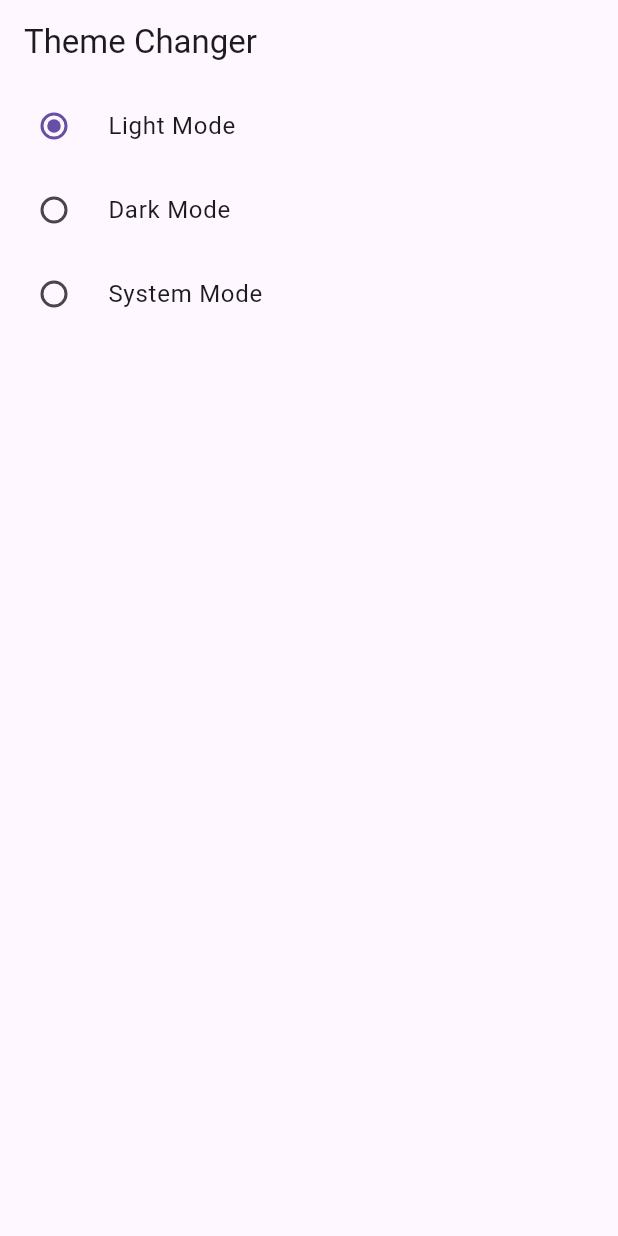
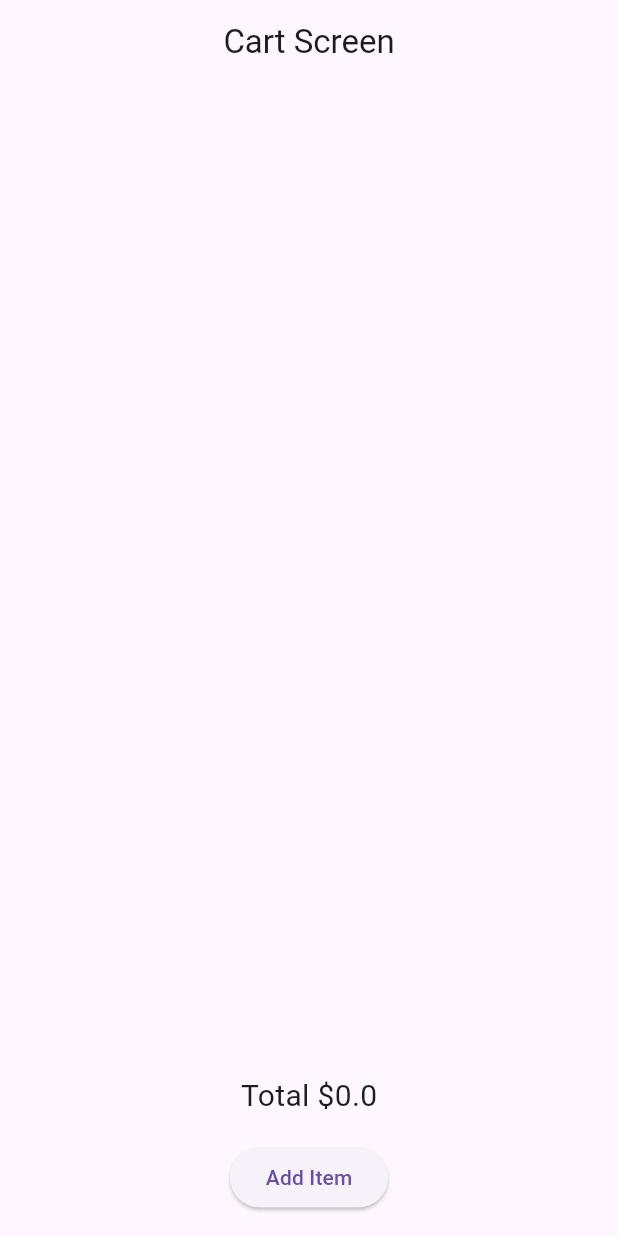
Before and after one commit to MuhammadHamza5261/provider_tutorial, a Flutter app: the screen it shows after launch, on a phone screen of 412 x 824 dp. Run offline on Flutter 3.47's test engine with Material 3 defaults, Android fonts, the phone set to English and light mode, and no system bars.

Commit message:
add directories

```diff
--- a/lib/main.dart
+++ b/lib/main.dart
@@ -1,12 +1,12 @@
 import 'package:flutter/material.dart';
+import 'package:flutter_provider/provider/cart_provider.dart';
 import 'package:flutter_provider/provider/count_provider.dart';
 import 'package:flutter_provider/provider/favourite_provider.dart';
 import 'package:flutter_provider/provider/slider_provider.dart';
 import 'package:flutter_provider/provider/theme_changer_provider.dart';
-import 'package:flutter_provider/screens/count_screen.dart';
+import 'package:flutter_provider/screens/cart_screen/cart_screen.dart';
 import 'package:flutter_provider/screens/favourite/favourite_screen.dart';
-import 'package:flutter_provider/screens/slider_screen.dart';
-import 'package:flutter_provider/screens/theme/dark_theme.dart';
+import 'package:flutter_provider/screens/slider/slider_screen.dart';
 import 'package:provider/provider.dart';
 
 
@@ -20,14 +20,13 @@ class MyApp extends StatelessWidget {
   @override
   Widget build(BuildContext context) {
 
-
     return MultiProvider(
       providers: [
         ChangeNotifierProvider(create: (_) => CounterProvider()),
         ChangeNotifierProvider(create: (_) => SliderProvider()),
         ChangeNotifierProvider(create: (_) => FavouriteProvider()),
         ChangeNotifierProvider(create: (_) => ThemeChangerProvider()),
-
+        ChangeNotifierProvider(create: (_) => CartProvider()),
       ],
 
          child:  Builder(
@@ -38,14 +37,14 @@ class MyApp extends StatelessWidget {
                  themeMode: themeChanger.themeMode,
                  // for use primary
                  theme: ThemeData(
-                   brightness: Brightness.light ,
+                   brightness: Brightness.light,
                      primarySwatch: Colors.blue,
                  ),
                  darkTheme: ThemeData(
                    brightness: Brightness.dark,
                    primarySwatch: Colors.purple
                  ),
-                 home: DarkTheme(),
+                 home: const CartScreen(),
                );
              }
          )
--- /dev/null
+++ b/lib/provider/cart_provider.dart
@@ -0,0 +1,38 @@
+import 'package:flutter/foundation.dart';
+
+
+class CartProvider with ChangeNotifier{
+
+  final List<String> _selectedItems = [];
+  double _totalPrice = 0.0;
+
+
+  List<String> get selectedItems => _selectedItems;
+  double get totalPrice => _totalPrice;
+
+
+  void addItem(String items, double price){
+
+     _selectedItems.add(items);
+     _totalPrice += price;
+     notifyListeners();
+
+  }
+
+  void removeItem(String items, double price){
+
+    _selectedItems.remove(items);
+    _totalPrice -= price;
+    notifyListeners();
+
+  }
+
+
+
+
+
+
+
+
+
+}
--- a/lib/provider/count_provider.dart
+++ b/lib/provider/count_provider.dart
@@ -3,6 +3,7 @@ import 'package:flutter/foundation.dart';
 /*
 change notifier as a a setstate work karta ha or iska context global hota ha
  */
+
 class CounterProvider with ChangeNotifier{
 
   int _count = 0;
@@ -14,6 +15,4 @@ class CounterProvider with ChangeNotifier{
   }
 
 
-
-
 }
--- a/lib/provider/theme_changer_provider.dart
+++ b/lib/provider/theme_changer_provider.dart
@@ -12,6 +12,4 @@ class ThemeChangerProvider  with ChangeNotifier{
      notifyListeners();
   }
 
-
-
 }
--- /dev/null
+++ b/lib/screens/cart_screen/cart_screen.dart
@@ -0,0 +1,75 @@
+import 'package:flutter/material.dart';
+import 'package:flutter_provider/provider/cart_provider.dart';
+import 'package:provider/provider.dart';
+
+
+class CartScreen extends StatefulWidget {
+  const CartScreen({super.key});
+
+  @override
+  State<CartScreen> createState() => _CartScreenState();
+}
+
+class _CartScreenState extends State<CartScreen> {
+  @override
+  Widget build(BuildContext context) {
+
+    var width = MediaQuery.of(context).size.width;
+    var height = MediaQuery.of(context).size.height;
+
+
+    return Scaffold(
+      appBar: AppBar(
+        centerTitle: true,
+        title: const Text('Cart Screen'),
+      ),
+      body: Padding(
+        padding: const EdgeInsets.symmetric(horizontal: 20,vertical: 15),
+        child: Consumer<CartProvider>(
+          builder: (context,value,child) {
+            return Column(
+              children: [
+                Expanded(
+                  child: ListView.builder(
+                    itemCount: value.selectedItems.length,
+                      itemBuilder: (context,index){
+                        return ListTile(
+                           title: Text(value.selectedItems[index]),
+                             trailing: IconButton(
+                             onPressed: (){
+                               value.removeItem(value.selectedItems[index], 10.0);
+
+                  },
+                             icon: Icon(Icons.remove_circle)
+                        ),
+                        );
+
+                  }
+                  ),
+                ),
+                Padding(
+                    padding: EdgeInsets.all(16.0),
+                  child: Text('Total \$${value.totalPrice}',
+                    style: const TextStyle(
+                        fontSize: 20
+                    ),
+                  ),
+                ),
+                ElevatedButton(
+                    onPressed: (){
+                      value.addItem("Product ${value.selectedItems.length}", 10.0);
+                    },
+                    child: Text('Add Item')
+                )
+              ],
+            );
+
+          },
+
+
+
+        )
+      ),
+    );
+  }
+}
--- a/lib/screens/count/count_screen.dart
+++ b/lib/screens/count/count_screen.dart
@@ -31,7 +31,8 @@ class _CountScreenState extends State<CountScreen> {
       appBar: AppBar(
         centerTitle: true,
         backgroundColor: Colors.green,
-        title: const Text('Count',style: TextStyle(
+        title: const Text('Count',
+          style: TextStyle(
           color: Colors.white
         ),),
       ),
--- a/lib/screens/slider/slider_screen.dart
+++ b/lib/screens/slider/slider_screen.dart
@@ -1,6 +1,8 @@
 import 'package:flutter/material.dart';
 import 'package:flutter_provider/provider/slider_provider.dart';
 import 'package:provider/provider.dart';
+
+
 class SliderScreen extends StatefulWidget {
   const SliderScreen({Key? key}) : super(key: key);
 
@@ -10,14 +12,10 @@ class SliderScreen extends StatefulWidget {
 
 class _SliderScreenState extends State<SliderScreen> {
 
-
-
-
   @override
   Widget build(BuildContext context) {
 
     // final sliderProvider = Provider.of<SliderProvider>(context,listen: false);
-
 
     return Scaffold(
       body: Consumer<SliderProvider>(
```
Also changed, not shown: lib/provider/slider_provider.dart (+7 -7 lines), lib/screens/favourite/favourite_screen.dart (+13 -6 lines).
